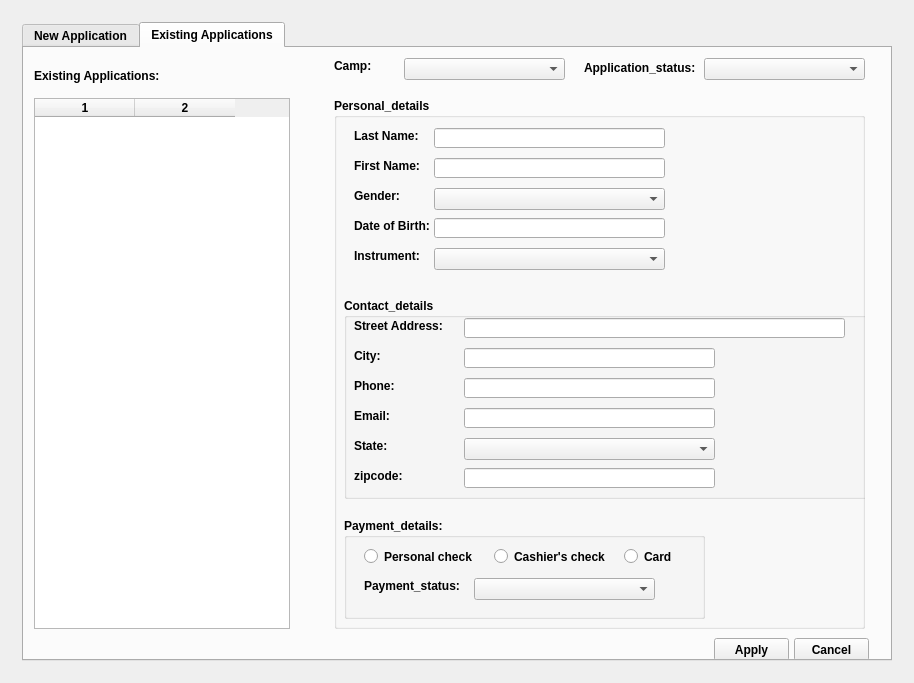
The window that FURS/FURS_Management/furs_main_window.ui (singhraj82/FURS) describes before a commit, drawn with Qt 5.
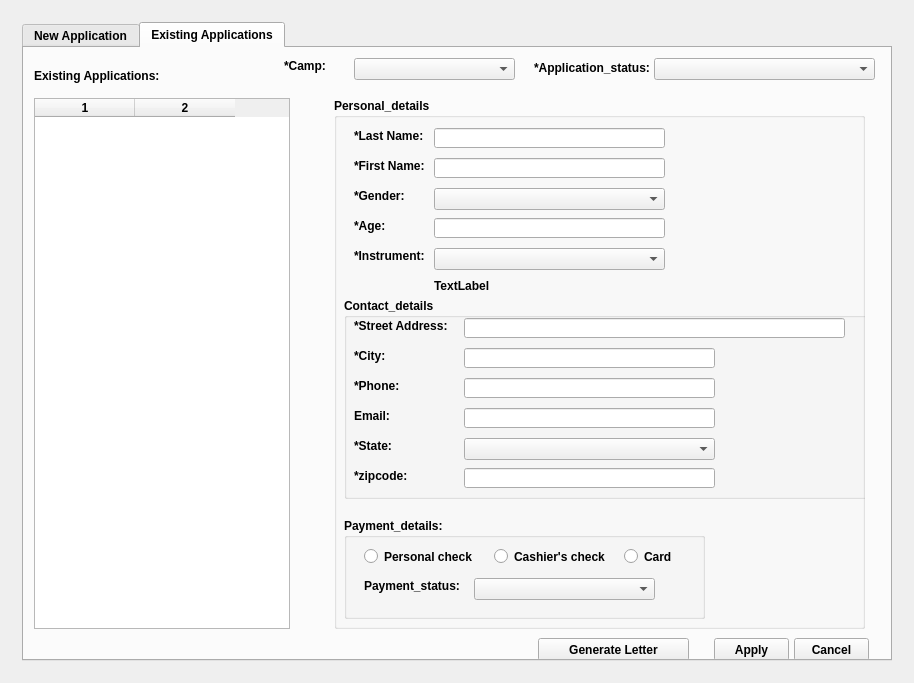
The same window after the commit. The open tabs and pages were chosen to show the change.

Patch:
```diff
--- a/FURS/FURS_Management/furs_main_window.ui
+++ b/FURS/FURS_Management/furs_main_window.ui
@@ -547,9 +547,9 @@
            <widget class="QComboBox" name="combo_box_app_status_exist">
             <property name="geometry">
              <rect>
-              <x>680</x>
+              <x>630</x>
               <y>10</y>
-              <width>161</width>
+              <width>221</width>
               <height>22</height>
              </rect>
             </property>
@@ -557,27 +557,27 @@
            <widget class="QLabel" name="label_camp_exist">
             <property name="geometry">
              <rect>
-              <x>310</x>
+              <x>260</x>
               <y>10</y>
               <width>71</width>
               <height>16</height>
              </rect>
             </property>
             <property name="text">
-             <string>Camp:</string>
+             <string>*Camp:</string>
             </property>
            </widget>
            <widget class="QLabel" name="label_app_status_exist">
             <property name="geometry">
              <rect>
-              <x>560</x>
+              <x>510</x>
               <y>10</y>
               <width>121</width>
               <height>20</height>
              </rect>
             </property>
             <property name="text">
-             <string>Application_status:</string>
+             <string>*Application_status:</string>
             </property>
            </widget>
            <widget class="QGroupBox" name="personal_details_group_box_exist">
@@ -614,7 +614,7 @@
                </rect>
               </property>
               <property name="text">
-               <string>Street Address:</string>
+               <string>*Street Address:</string>
               </property>
              </widget>
              <widget class="QLabel" name="label_city_exist">
@@ -627,7 +627,7 @@
                </rect>
               </property>
               <property name="text">
-               <string>City:</string>
+               <string>*City:</string>
               </property>
              </widget>
              <widget class="QLabel" name="label_state_exist">
@@ -640,7 +640,7 @@
                </rect>
               </property>
               <property name="text">
-               <string>State:</string>
+               <string>*State:</string>
               </property>
              </widget>
              <widget class="QLabel" name="label_phone_exist">
@@ -653,7 +653,7 @@
                </rect>
               </property>
               <property name="text">
-               <string>Phone:</string>
+               <string>*Phone:</string>
               </property>
              </widget>
              <widget class="QLabel" name="label_email_exist">
@@ -739,7 +739,7 @@
                </rect>
               </property>
               <property name="text">
-               <string>zipcode:</string>
+               <string>*zipcode:</string>
               </property>
              </widget>
             </widget>
@@ -753,7 +753,7 @@
               </rect>
              </property>
              <property name="text">
-              <string>Last Name:</string>
+              <string>*Last Name:</string>
              </property>
             </widget>
             <widget class="QLabel" name="label_first_name_exist">
@@ -766,7 +766,7 @@
               </rect>
              </property>
              <property name="text">
-              <string>First Name:</string>
+              <string>*First Name:</string>
              </property>
             </widget>
             <widget class="QLabel" name="label_dob_exist">
@@ -779,7 +779,7 @@
               </rect>
              </property>
              <property name="text">
-              <string>Date of Birth:</string>
+              <string>*Age:</string>
              </property>
             </widget>
             <widget class="QLabel" name="label_gender_exist">
@@ -792,7 +792,7 @@
               </rect>
              </property>
              <property name="text">
-              <string>Gender:</string>
+              <string>*Gender:</string>
              </property>
             </widget>
             <widget class="QLineEdit" name="line_edit_last_name_exist">
@@ -835,7 +835,7 @@
               </rect>
              </property>
              <property name="text">
-              <string>Instrument:</string>
+              <string>*Instrument:</string>
              </property>
             </widget>
             <widget class="QComboBox" name="combo_box_instrument_exist">
@@ -933,11 +933,24 @@
               </rect>
              </property>
             </widget>
+            <widget class="QLabel" name="label_application_id_exist">
+             <property name="geometry">
+              <rect>
+               <x>100</x>
+               <y>180</y>
+               <width>221</width>
+               <height>16</height>
+              </rect>
+             </property>
+             <property name="text">
+              <string>TextLabel</string>
+             </property>
+            </widget>
            </widget>
            <widget class="QComboBox" name="combo_box_camp_exist">
             <property name="geometry">
              <rect>
-              <x>380</x>
+              <x>330</x>
               <y>10</y>
               <width>161</width>
               <height>22</height>
@@ -998,6 +1011,19 @@
             <column/>
             <column/>
            </widget>
+           <widget class="QPushButton" name="button_letter_existing">
+            <property name="geometry">
+             <rect>
+              <x>514</x>
+              <y>590</y>
+              <width>151</width>
+              <height>23</height>
+             </rect>
+            </property>
+            <property name="text">
+             <string>Generate Letter</string>
+            </property>
+           </widget>
           </widget>
          </widget>
         </item>
```
Left out of the diff: 67 changed lines with no effect on the pictures. Lines whose indentation alone changed are shown as unchanged.
